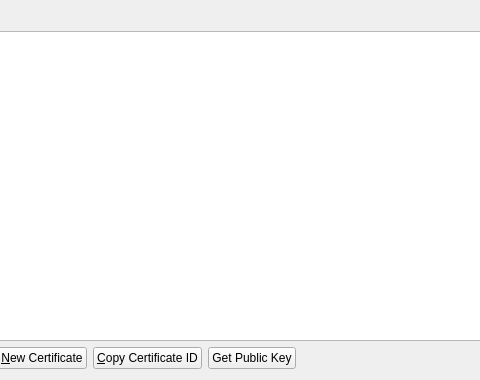
Before: the Qt Designer form src/qt/forms/mycertlistpage.ui in syscoin/syscoin1, drawn with Qt 5; both pictures show x 100 to 580 and y 0 to 380 of the 760 by 380 pixel window.
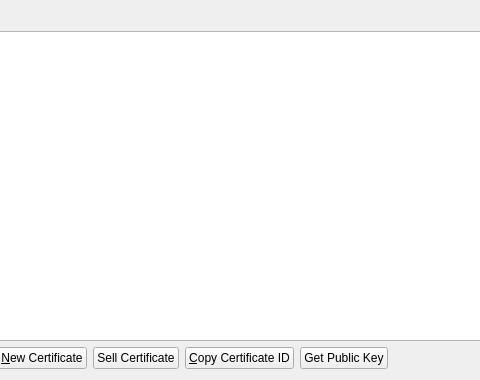
After: the same form once the commit is applied. Icons and pictures are not drawn.

Commit message:
Ability to sell certificates via an offer
certs would get transferred preserving encryption, transferred to new
owner upon an offer accept that gets confirmed.

```diff
--- a/src/qt/forms/mycertlistpage.ui
+++ b/src/qt/forms/mycertlistpage.ui
@@ -85,6 +85,17 @@
        </property>
       </widget>
      </item>
+     <item>
+      <widget class="QPushButton" name="sellCertButton">
+       <property name="text">
+        <string>Sell Certificate</string>
+       </property>
+       <property name="icon">
+        <iconset resource="../bitcoin.qrc">
+         <normaloff>:/icons/cart</normaloff>:/icons/cart</iconset>
+       </property>
+      </widget>
+     </item>
      <item>
       <widget class="QPushButton" name="copyCert">
        <property name="toolTip">
```
The commit also changes 21 other files.
